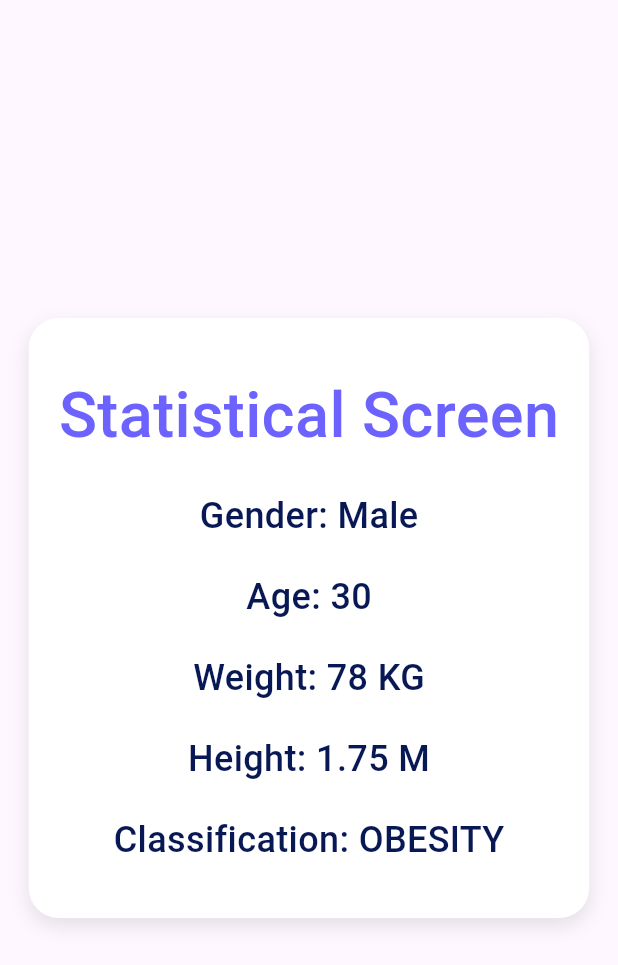
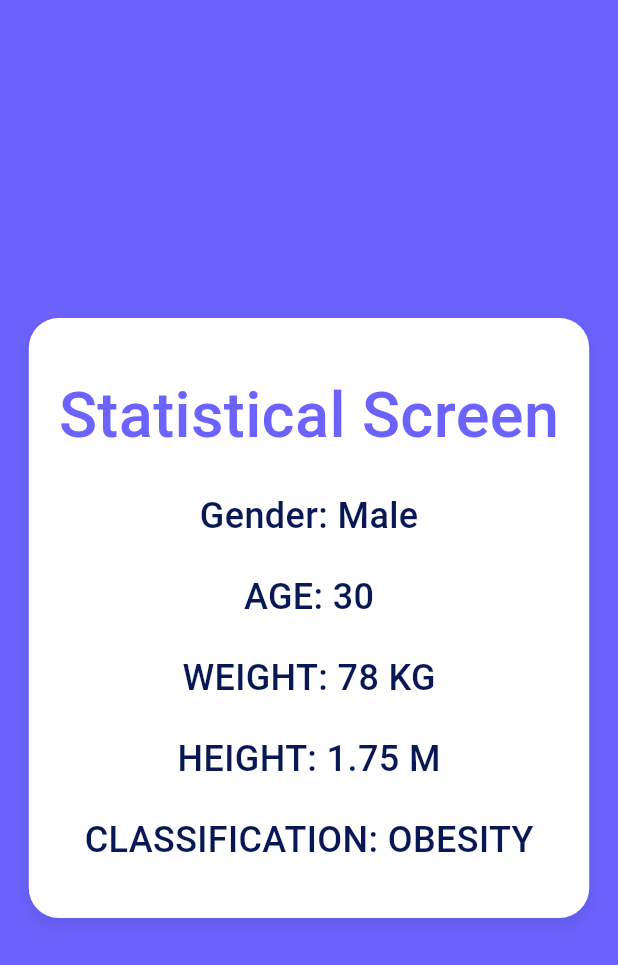
Before and after one commit to mazdon9/bmi_calculator, a Flutter app: the StatisticalScreen screen opened by its route, on a phone screen of 412 x 824 dp. Shown: the top 965 px of the screen. Run offline on Flutter 3.47's test engine with Material 3 defaults, Android fonts, the phone set to English and light mode, and no system bars; Roboto replaces fonts that are missing (Inter-Medium).

Commit message:
message: fix to clean code

```diff
--- a/lib/screen/statistical_screen.dart
+++ b/lib/screen/statistical_screen.dart
@@ -9,6 +9,7 @@ class StatisticalScreen extends StatelessWidget {
   @override
   Widget build(BuildContext context) {
     return Scaffold(
+      backgroundColor: AppColorPath.lavender,
       body: Center(
         child: Container(
           padding: EdgeInsets.all(20),
@@ -36,20 +37,20 @@ class StatisticalScreen extends StatelessWidget {
                 style: AppTextStyle.textFontM24W500,
               ),
               SizedBox(height: 20),
-              Text('Age: ${age.value}', style: AppTextStyle.textFontM24W500),
+              Text('AGE: ${age.value}', style: AppTextStyle.textFontM24W500),
               SizedBox(height: 20),
               Text(
-                'Weight: ${weight.value} KG',
+                'WEIGHT: ${weight.value} KG',
                 style: AppTextStyle.textFontM24W500,
               ),
               SizedBox(height: 20),
               Text(
-                'Height: ${(height.value) / 100} M',
+                'HEIGHT: ${(height.value) / 100} M',
                 style: AppTextStyle.textFontM24W500,
               ),
               SizedBox(height: 20),
               Text(
-                'Classification: ${getBmiClassification()}',
+                'CLASSIFICATION: ${getBmiClassification()}',
                 style: AppTextStyle.textFontM24W500,
               ),
             ],
```
